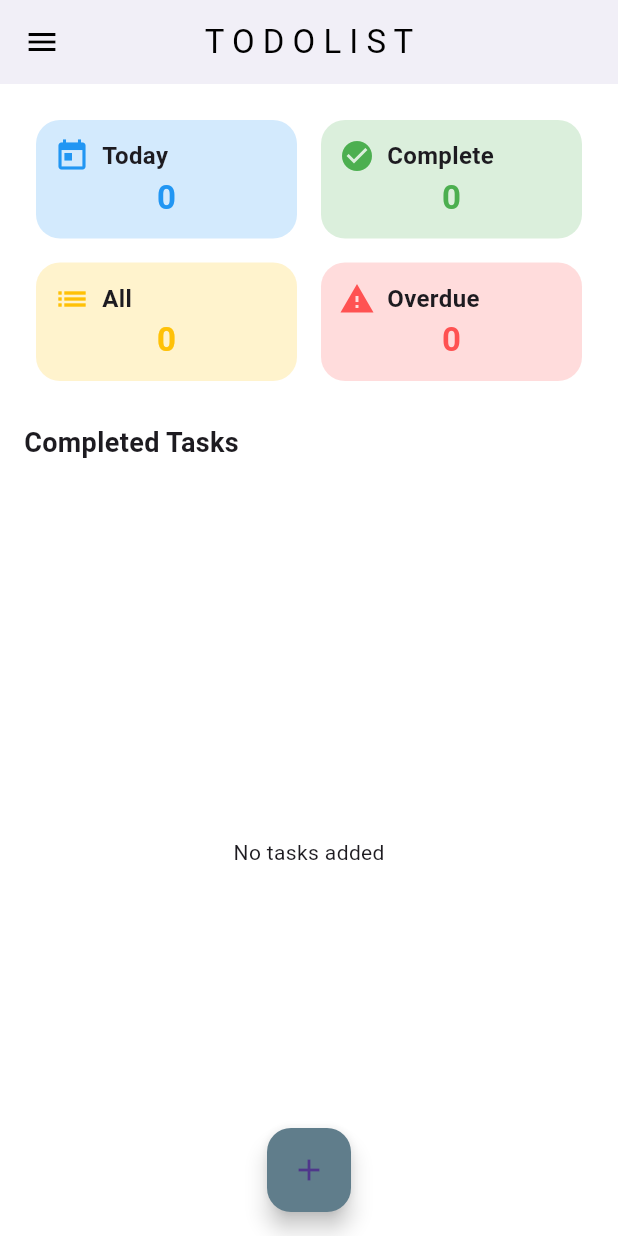
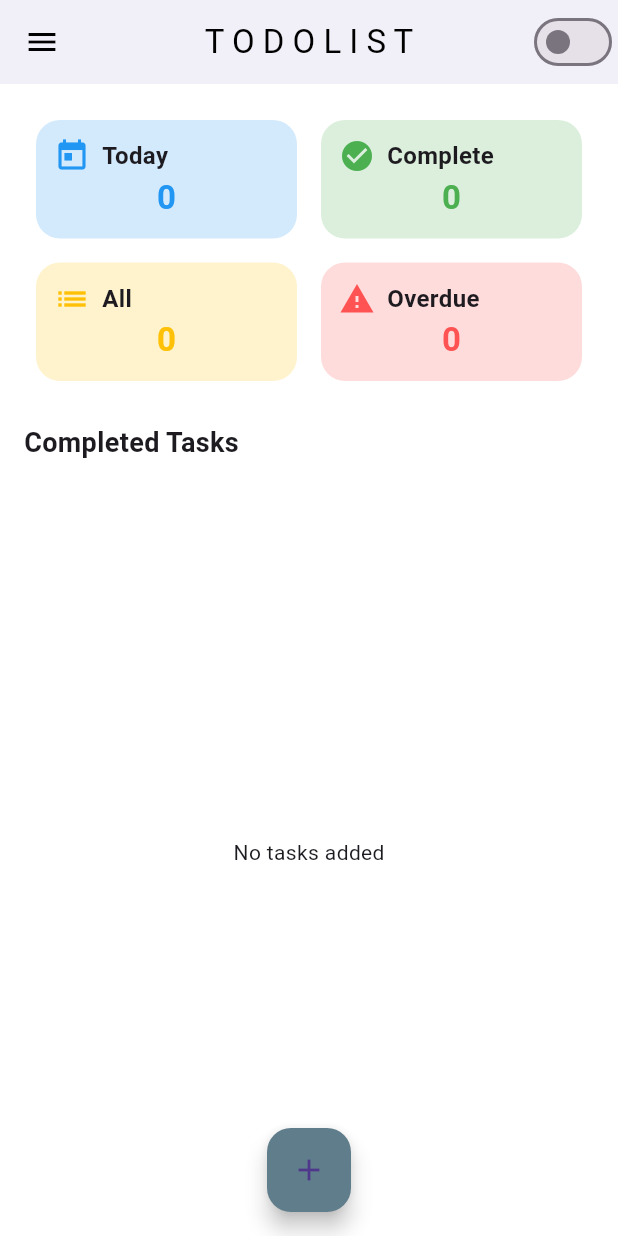
Before and after one commit to ms032383/todo_list, a Flutter app: the screen it shows after launch, after a tap on "Complete", on a phone screen of 412 x 824 dp. Run offline on Flutter 3.47's test engine with Material 3 defaults, Android fonts, the phone set to English and light mode, and no system bars; our stand-ins replace flutter_local_notifications, flutter_slidable, hive, hive_flutter, timezone; accounts and stored records are empty.

Commit message:
update dark theme

```diff
--- /dev/null
+++ b/lib/Theme/theme_provider.dart
@@ -0,0 +1,13 @@
+import 'package:flutter/material.dart';
+
+class ThemeProvider with ChangeNotifier{
+  ThemeMode _themeMode = ThemeMode.light;
+
+  ThemeMode get themeMode => _themeMode;
+  bool get isDarkMode => _themeMode == ThemeMode.dark;
+
+  void toogleTheme(bool isOn){
+    _themeMode = isOn ? ThemeMode.dark : ThemeMode.light;
+    notifyListeners();
+  }
+}
--- a/lib/Wigets/Bar.dart
+++ b/lib/Wigets/Bar.dart
@@ -1,4 +1,7 @@
 import 'package:flutter/material.dart';
+import 'package:provider/provider.dart';
+
+import '../Theme/theme_provider.dart';
 
 class bar extends StatelessWidget implements PreferredSizeWidget {
   final void Function(int) onTabSelected;
@@ -12,6 +15,15 @@ class bar extends StatelessWidget implements PreferredSizeWidget {
       centerTitle: true,
       title: const Text('T O D O L I S T'),
       elevation: 4,
+      actions: [
+        Switch(
+          value: Provider.of<ThemeProvider>(context).isDarkMode,
+          onChanged: (value) {
+            Provider.of<ThemeProvider>(context, listen: false).toogleTheme(value);
+          },
+        )
+
+      ],
       leading: IconButton(
         icon: const Icon(Icons.menu),
         onPressed: () {
--- a/lib/main.dart
+++ b/lib/main.dart
@@ -5,6 +5,7 @@ import 'package:hive_flutter/adapters.dart';
 import 'package:provider/provider.dart';
 import 'package:timezone/data/latest_all.dart' as tz;
 import 'package:timezone/timezone.dart' as tz;
+import 'package:todo_list/Theme/theme_provider.dart';
 
 import 'Models/task_model.dart';
 import 'Providers/task_provider.dart';
@@ -39,6 +40,7 @@ Future<void> main() async {
     MultiProvider(
       providers: [
         ChangeNotifierProvider(create: (_) => TaskProvider()),
+        ChangeNotifierProvider(create: (_) => ThemeProvider()),
       ],
       child: const MyApp(),
     ),
@@ -50,10 +52,12 @@ class MyApp extends StatelessWidget {
 
   @override
   Widget build(BuildContext context) {
+    final themeProvider = Provider.of<ThemeProvider>(context);
     return MaterialApp(
       title: 'Todo List App',
       debugShowCheckedModeBanner: false,
-      theme: ThemeData.light().copyWith(
+      themeMode: themeProvider.themeMode,
+      theme: ThemeData(
         primaryColor: Colors.blue,
         scaffoldBackgroundColor: Colors.white,
         appBarTheme: const AppBarTheme(
@@ -62,7 +66,7 @@ class MyApp extends StatelessWidget {
         ),
       ),
 
-      darkTheme: ThemeData.dark().copyWith(
+      darkTheme: ThemeData(
         primaryColor: Colors.teal,
         scaffoldBackgroundColor: Colors.teal,
         appBarTheme: AppBarTheme(
@@ -70,7 +74,6 @@ class MyApp extends StatelessWidget {
           foregroundColor: Colors.white,
         ),
       ),
-      themeMode: ThemeMode.system,
       home: const homepage(),
     );
   }
```
